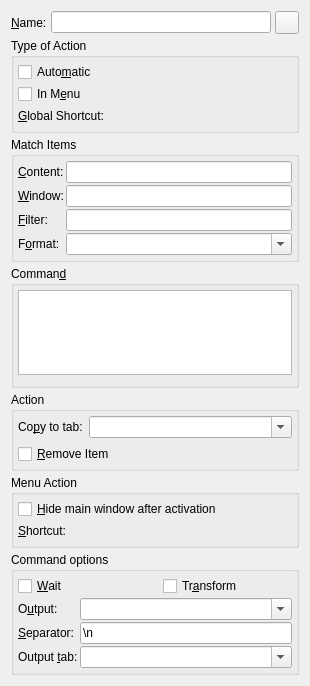
This is src/ui/commandwidget.ui in hluk/CopyQ as Qt 5 draws it before an edit. The edited form follows.
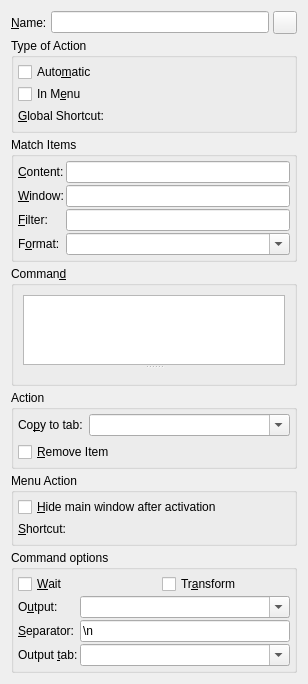
This is the edited form. Custom widgets are drawn as their Qt base class.

Commit message: Allow to resize command help

```diff
--- a/src/ui/commandwidget.ui
+++ b/src/ui/commandwidget.ui
@@ -6,8 +6,8 @@
    <rect>
     <x>0</x>
     <y>0</y>
-    <width>310</width>
-    <height>686</height>
+    <width>308</width>
+    <height>684</height>
    </rect>
   </property>
   <property name="focusPolicy">
@@ -242,28 +242,19 @@
       <string>Comman&amp;d</string>
      </property>
      <layout class="QVBoxLayout" name="verticalLayout_6">
-      <property name="leftMargin">
-       <number>4</number>
-      </property>
-      <property name="topMargin">
-       <number>4</number>
-      </property>
-      <property name="rightMargin">
-       <number>4</number>
-      </property>
-      <property name="bottomMargin">
-       <number>4</number>
-      </property>
       <item>
-       <widget class="QPlainTextEdit" name="lineEditCommand">
-        <property name="tabChangesFocus">
-         <bool>true</bool>
+       <widget class="QSplitter" name="splitter">
+        <property name="orientation">
+         <enum>Qt::Vertical</enum>
         </property>
+        <widget class="QPlainTextEdit" name="lineEditCommand">
+         <property name="tabChangesFocus">
+          <bool>true</bool>
+         </property>
+        </widget>
+        <widget class="CommandHelpButton" name="helpButton" native="true"/>
        </widget>
       </item>
-      <item>
-       <widget class="CommandHelpButton" name="helpButton" native="true"/>
-      </item>
      </layout>
     </widget>
    </item>
@@ -538,6 +529,11 @@
   </layout>
  </widget>
  <customwidgets>
+  <customwidget>
+   <class>CommandHelpButton</class>
+   <extends>QWidget</extends>
+   <header>gui/commandhelpbutton.h</header>
+  </customwidget>
   <customwidget>
    <class>IconSelectButton</class>
    <extends>QToolButton</extends>
@@ -549,11 +545,6 @@
    <header>gui/shortcutbutton.h</header>
    <container>1</container>
   </customwidget>
-  <customwidget>
-   <class>CommandHelpButton</class>
-   <extends>QWidget</extends>
-   <header>gui/commandhelpbutton.h</header>
-  </customwidget>
  </customwidgets>
  <tabstops>
   <tabstop>lineEditName</tabstop>
```
The commit also changes 3 other files.
